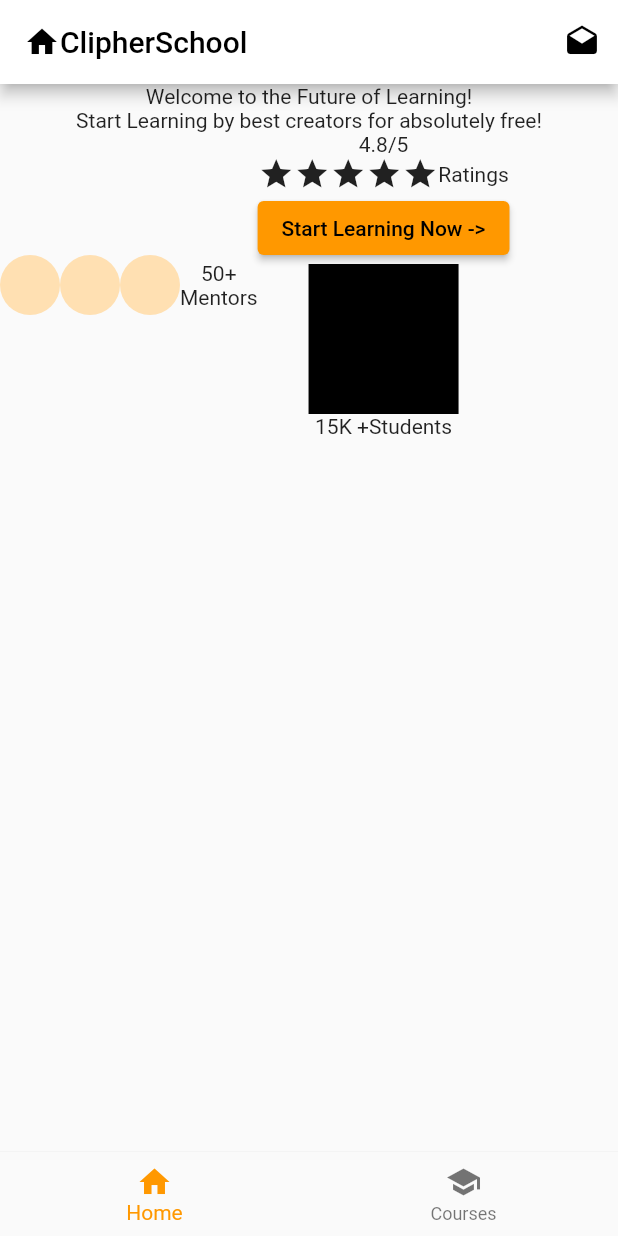
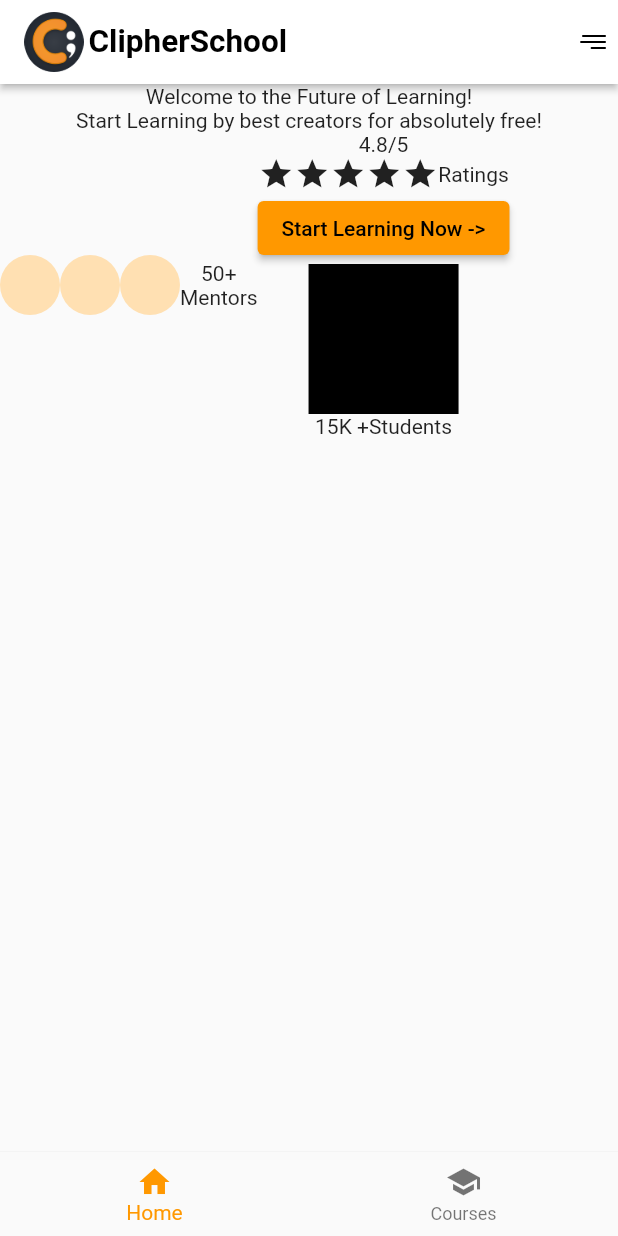
Before and after one commit to DeepeshKalura/Assignment-01-CipherSchools, a Flutter app: the screen it shows after launch, on a phone screen of 412 x 824 dp. Run offline on Flutter 3.47's test engine with Material 2 defaults, Android fonts, the phone set to English and light mode, and no system bars; our stand-ins replace flutter_svg; missing offline and left inert: typing_animation.

Commit message:
(Updated AppBar)
I have completed the appbar of home_screen.dart

currently no issue find

```diff
--- a/lib/view/screen/home_screen.dart
+++ b/lib/view/screen/home_screen.dart
@@ -1,4 +1,7 @@
 import 'package:flutter/material.dart';
+
+import 'package:typing_animation/typing_animation.dart';
+import 'package:flutter_svg/flutter_svg.dart';
 
 class HomeScreen extends StatefulWidget {
   const HomeScreen({super.key});
@@ -13,18 +16,38 @@ class _HomeScreenState extends State<HomeScreen> {
     return SafeArea(
       child: Scaffold(
         appBar: AppBar(
+          elevation: 2,
           title: Row(
-            // TODO: Adding Logo of ClipherSchool and cloning look remains
-            children: const [
-              Icon(Icons.home),
-              Text('ClipherSchool'),
+            children: [
+              SizedBox(
+                height: 40,
+                width: 40,
+                child: Image.asset(
+                  'assets/logo/Cipherschools_icon.png',
+                ),
+              ),
+              const Padding(
+                padding: EdgeInsets.only(left: 3),
+                child: Text(
+                  'ClipherSchool',
+                  style: TextStyle(
+                    fontSize: 21,
+                    fontWeight: FontWeight.bold,
+                  ),
+                ),
+              ),
             ],
           ),
           backgroundColor: Colors.white,
           actions: [
-            // TODO: Adding A Drawer Look
             IconButton(
-              icon: const Icon(Icons.drafts),
+              icon: SizedBox(
+                height: 50,
+                width: 50,
+                child: SvgPicture.asset(
+                  'assets/svg/drawer_icon.svg',
+                ),
+              ),
               onPressed: () {},
             ),
           ],
```
